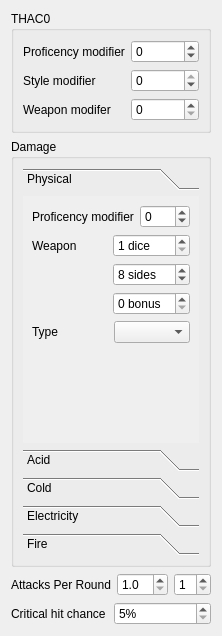
moebiusproject/moebiustoolkit, file src/weaponarrangementwidget.ui: the form before one commit.
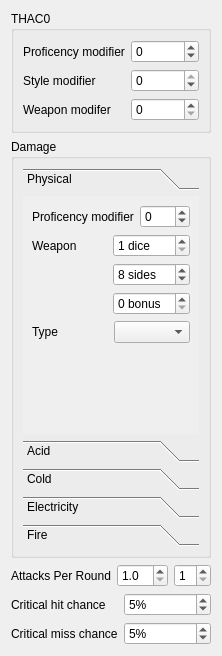
The form after the commit. Custom widgets are drawn as their Qt base class.

Commit message: Prepare for adding critical miss support

Diff of the .ui file:
```diff
--- a/src/weaponarrangementwidget.ui
+++ b/src/weaponarrangementwidget.ui
@@ -7,7 +7,7 @@
     <x>0</x>
     <y>0</y>
     <width>220</width>
-    <height>636</height>
+    <height>656</height>
    </rect>
   </property>
   <layout class="QVBoxLayout" name="verticalLayout">
@@ -91,7 +91,7 @@
            <x>0</x>
            <y>0</y>
            <width>178</width>
-           <height>211</height>
+           <height>199</height>
           </rect>
          </property>
          <attribute name="label">
@@ -287,28 +287,57 @@
     </layout>
    </item>
    <item>
-    <layout class="QHBoxLayout" name="horizontalLayout_9">
-     <item>
+    <layout class="QGridLayout" name="gridLayout">
+     <item row="0" column="0">
       <widget class="QLabel" name="criticalHitChanceLabel">
        <property name="text">
         <string>Critical hit chance</string>
        </property>
       </widget>
      </item>
-     <item>
+     <item row="0" column="1">
       <widget class="QSpinBox" name="criticalHitChance">
        <property name="suffix">
         <string>%</string>
        </property>
        <property name="minimum">
+        <number>0</number>
+       </property>
+       <property name="maximum">
+        <number>100</number>
+       </property>
+       <property name="singleStep">
         <number>5</number>
        </property>
+       <property name="value">
+        <number>5</number>
+       </property>
+      </widget>
+     </item>
+     <item row="1" column="0">
+      <widget class="QLabel" name="criticalMissChanceLabel">
+       <property name="text">
+        <string>Critical miss chance</string>
+       </property>
+      </widget>
+     </item>
+     <item row="1" column="1">
+      <widget class="QSpinBox" name="criticalMissChance">
+       <property name="suffix">
+        <string>%</string>
+       </property>
+       <property name="minimum">
+        <number>0</number>
+       </property>
        <property name="maximum">
         <number>100</number>
        </property>
        <property name="singleStep">
         <number>5</number>
        </property>
+       <property name="value">
+        <number>5</number>
+       </property>
       </widget>
      </item>
     </layout>
```
Left out of the diff: 8 changed lines with no effect on the pictures. The commit also changes 3 other files.
